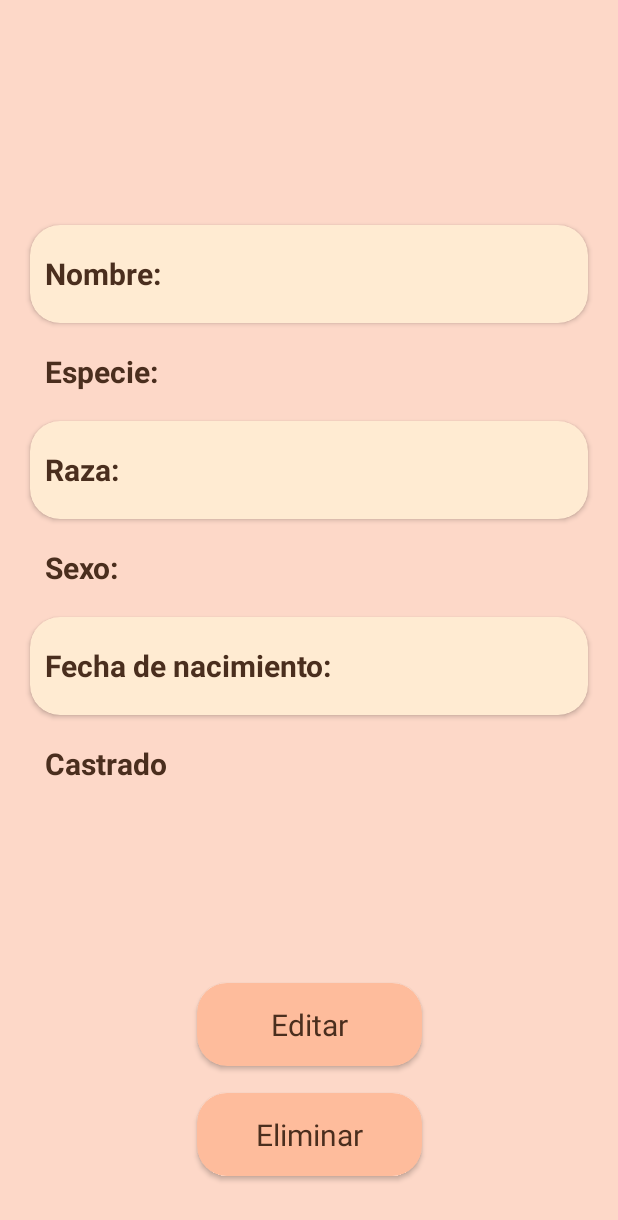
After one commit to LuSarmiento/PatitasAlDia, an Android app: the DetalleMascotaActivity screen opened directly, with no data from a screen before it, on a phone screen of 412 x 824 dp. The commit adds this screen. Shown: the top 1220 px of the screen. Run offline under Robolectric (Android 15) with nearby library versions, the phone set to English and light mode, and no system bars; our stand-ins replace Room's generated code; libraries missing offline, so code that uses them is left out: androidx.room.util.

Commit message:
misMascotas

```diff
--- a/app/build.gradle.kts
+++ b/app/build.gradle.kts
@@ -1,6 +1,8 @@
 plugins {
     alias(libs.plugins.android.application)
     alias(libs.plugins.kotlin.android)
+    id("kotlin-kapt")
+    id("kotlin-parcelize")
 }
 
 android {
@@ -45,4 +47,7 @@ dependencies {
     testImplementation(libs.junit)
     androidTestImplementation(libs.androidx.junit)
     androidTestImplementation(libs.androidx.espresso.core)
+    implementation("androidx.room:room-runtime:2.6.1")
+    implementation("androidx.room:room-ktx:2.6.1")
+    kapt("androidx.room:room-compiler:2.6.1")
 }
--- a/app/src/main/AndroidManifest.xml
+++ b/app/src/main/AndroidManifest.xml
@@ -12,6 +12,9 @@
         android:supportsRtl="true"
         android:theme="@style/Theme.PatitasAlDia"
         tools:targetApi="31">
+        <activity
+            android:name=".mismascotas.DetalleMascotaActivity"
+            android:exported="false" />
         <activity
             android:name=".mismascotas.agregarmascota.AgregarMascotaActivity"
             android:exported="false" />
--- a/app/src/main/java/com/lu/patitasaldia/MenuActivity.kt
+++ b/app/src/main/java/com/lu/patitasaldia/MenuActivity.kt
@@ -24,7 +24,6 @@ class MenuActivity : AppCompatActivity() {
         val cvMisMascotas = findViewById<CardView>(R.id.cvMisMascotas)
         val cvHistorialMedico = findViewById<CardView>(R.id.cvHistorialMedico)
 
-
         cvMisMascotas.setOnClickListener { navigateToMisMascotas() }
         cvHistorialMedico.setOnClickListener { navigateToHistorialMedico() }
     }
--- /dev/null
+++ b/app/src/main/java/com/lu/patitasaldia/mismascotas/DetalleMascotaActivity.kt
@@ -0,0 +1,116 @@
+package com.lu.patitasaldia.mismascotas
+
+import android.content.Intent
+import android.os.Bundle
+import android.widget.TextView
+import androidx.activity.enableEdgeToEdge
+import androidx.appcompat.app.AlertDialog
+import androidx.appcompat.app.AppCompatActivity
+import androidx.cardview.widget.CardView
+import androidx.core.view.ViewCompat
+import androidx.core.view.WindowInsetsCompat
+import androidx.lifecycle.lifecycleScope
+import androidx.room.util.findColumnIndexBySuffix
+import com.lu.patitasaldia.R
+import com.lu.patitasaldia.mismascotas.agregarmascota.AgregarMascotaActivity
+import kotlinx.coroutines.launch
+
+class DetalleMascotaActivity : AppCompatActivity() {
+
+    private lateinit var tvNombreTitulo: TextView
+    private lateinit var tvNombre: TextView
+    private lateinit var tvEspecie: TextView
+    private lateinit var tvRaza: TextView
+    private lateinit var tvSexo: TextView
+    private lateinit var tvNacimiento: TextView
+    private lateinit var tvCastrado: TextView
+
+    private var mascota: Mascota? = null
+
+    private lateinit var cvEditar: CardView
+    private lateinit var cvEliminar: CardView
+
+
+    override fun onCreate(savedInstanceState: Bundle?) {
+        super.onCreate(savedInstanceState)
+        enableEdgeToEdge()
+        setContentView(R.layout.activity_detalle_mascota)
+        ViewCompat.setOnApplyWindowInsetsListener(findViewById(R.id.main)) { v, insets ->
+            val systemBars = insets.getInsets(WindowInsetsCompat.Type.systemBars())
+            v.setPadding(systemBars.left, systemBars.top, systemBars.right, systemBars.bottom)
+            insets
+        }
+        initComponents()
+
+        val idMascota = intent.getIntExtra("idMascota", -1)
+
+        if (idMascota != -1) {
+            val db = AppDatabase.getDatabase(this)
+            val mascotaDao = db.mascotaDao()
+
+            lifecycleScope.launch {
+                mascota = mascotaDao.obtenerPorId(idMascota)
+                mascota?.let {
+                    tvNombreTitulo.text = it.nombre
+                    tvNombre.text = it.nombre
+                    tvEspecie.text = it.especie
+                    tvRaza.text = it.raza
+                    tvSexo.text = it.sexo
+                    tvNacimiento.text = it.fechaNacimiento
+                    tvCastrado.text = if (it.castrado) "Sí" else "No"
+
+                    initListeners(mascotaDao)
+                }
+            }
+        }
+
+    }
+
+    private fun initListeners(mascotaDao: MascotaDao) {
+        cvEliminar.setOnClickListener {
+
+            mascota?.let { mascotaSeleccionada ->
+                AlertDialog.Builder(this)
+                    .setTitle("¿Eliminar mascota?")
+                    .setMessage("¿Estás segura de que querés eliminar a ${mascotaSeleccionada.nombre}? Esta acción no se puede deshacer.")
+                    .setPositiveButton("Eliminar") { _, _ ->
+                        lifecycleScope.launch {
+                            mascotaDao.eliminarMascota(mascotaSeleccionada)
+                            finish()
+                        }
+                    }
+                    .setNegativeButton("Cancelar", null)
+                    .show()
+            }
+
+        //            mascota?.let {
+//                lifecycleScope.launch {
+//                    mascotaDao.eliminarMascota(it)
+//                    finish()
+//                }
+//            }
+        }
+        cvEditar.setOnClickListener {
+            mascota?.let {
+                val intent = Intent(this, AgregarMascotaActivity::class.java)
+                intent.putExtra("idMascota", it.id)
+                startActivity(intent)
+                finish()
+            }
+        }
+    }
+
+    private fun initComponents() {
+        tvNombreTitulo = findViewById(R.id.tvNombreTitulo)
+        tvNombre = findViewById(R.id.tvNombre)
+        tvEspecie = findViewById(R.id.tvEspecie)
+        tvRaza = findViewById(R.id.tvRaza)
+        tvSexo = findViewById(R.id.tvSexo)
+        tvNacimiento = findViewById(R.id.tvFechaNacimiento)
+        tvCastrado = findViewById(R.id.tvCastrado)
+
+        cvEditar = findViewById(R.id.cvEditar)
+        cvEliminar = findViewById(R.id.cvEliminar)
+    }
+
+}
--- /dev/null
+++ b/app/src/main/java/com/lu/patitasaldia/mismascotas/MascotaDao.kt
@@ -0,0 +1,24 @@
+package com.lu.patitasaldia.mismascotas
+
+import androidx.room.*
+import com.lu.patitasaldia.mismascotas.Mascota
+
+@Dao
+interface MascotaDao {
+
+    @Insert
+    suspend fun insertarMascota(mascota: Mascota)
+
+    @Query("SELECT * FROM mascotas")
+    suspend fun obtenerTodas(): List<Mascota>
+
+    @Query("SELECT * FROM mascotas WHERE id = :id")
+    suspend fun obtenerPorId(id: Int): Mascota?
+
+    @Delete
+    suspend fun eliminarMascota(mascota: Mascota)
+
+    @Update
+    suspend fun actualizar(mascota: Mascota)
+
+}
--- a/app/src/main/res/layout/activity_agregar_mascota.xml
+++ b/app/src/main/res/layout/activity_agregar_mascota.xml
@@ -176,7 +176,7 @@
             android:id="@+id/cbCastrado"
             android:layout_width="match_parent"
             android:layout_height="wrap_content"
-            android:text="@string/castrated"
+            android:text="@string/castrated_select"
             android:layout_marginTop="15dp"
             android:layout_marginBottom="4dp"
             android:textColor="@color/patitas_text_color"
--- /dev/null
+++ b/app/src/main/res/layout/activity_detalle_mascota.xml
@@ -0,0 +1,278 @@
+<?xml version="1.0" encoding="utf-8"?>
+<androidx.constraintlayout.widget.ConstraintLayout xmlns:android="http://schemas.android.com/apk/res/android"
+    xmlns:app="http://schemas.android.com/apk/res-auto"
+    xmlns:tools="http://schemas.android.com/tools"
+    android:id="@+id/main"
+    android:layout_width="match_parent"
+    android:layout_height="match_parent"
+    android:background="@color/patitas_background"
+    tools:context=".mismascotas.DetalleMascotaActivity">
+
+
+    <TextView
+        android:id="@+id/tvNombreTitulo"
+        android:layout_width="match_parent"
+        android:layout_height="80dp"
+        android:layout_marginTop="50dp"
+        android:gravity="center"
+        android:textAllCaps="true"
+        tools:text="nombre"
+        android:textColor="@color/patitas_text_color"
+        android:textSize="45sp"
+        app:layout_constraintEnd_toEndOf="parent"
+        app:layout_constraintStart_toStartOf="parent"
+        app:layout_constraintTop_toTopOf="parent" />
+
+    <androidx.cardview.widget.CardView
+        android:id="@+id/cvDetalleNombre"
+        android:layout_width="match_parent"
+        android:layout_height="65dp"
+        android:layout_marginHorizontal="20dp"
+        android:layout_marginTop="20dp"
+        app:cardBackgroundColor="@color/patitas_component"
+        app:cardCornerRadius="20dp"
+        app:layout_constraintEnd_toEndOf="parent"
+        app:layout_constraintStart_toStartOf="parent"
+        app:layout_constraintTop_toBottomOf="@+id/tvNombreTitulo">
+
+        <androidx.appcompat.widget.LinearLayoutCompat
+            android:layout_width="match_parent"
+            android:layout_height="65dp"
+            android:layout_marginHorizontal="10dp"
+            android:orientation="horizontal">
+
+            <TextView
+                android:layout_width="wrap_content"
+                android:layout_height="65dp"
+                android:gravity="center_vertical"
+                android:text="@string/name"
+                android:textColor="@color/patitas_text_color"
+                android:textSize="20sp"
+                android:textStyle="bold" />
+
+            <TextView
+                android:id="@+id/tvNombre"
+                android:layout_width="wrap_content"
+                android:layout_height="65dp"
+                android:layout_marginStart="8dp"
+                android:gravity="center_vertical"
+                tools:text="nombre"
+                android:textColor="@color/patitas_text_color"
+                android:textSize="20sp" />
+
+        </androidx.appcompat.widget.LinearLayoutCompat>
+
+    </androidx.cardview.widget.CardView>
+
+    <androidx.appcompat.widget.LinearLayoutCompat
+        android:id="@+id/lyDetalleEspecie"
+        android:layout_width="match_parent"
+        android:layout_height="65dp"
+        android:layout_marginHorizontal="30dp"
+        android:orientation="horizontal"
+        app:layout_constraintTop_toBottomOf="@+id/cvDetalleNombre">
+
+        <TextView
+            android:layout_width="wrap_content"
+            android:layout_height="65dp"
+            android:gravity="center_vertical"
+            android:text="@string/species"
+            android:textColor="@color/patitas_text_color"
+            android:textSize="20sp"
+            android:textStyle="bold" />
+
+        <TextView
+            android:id="@+id/tvEspecie"
+            android:layout_width="wrap_content"
+            android:layout_height="65dp"
+            android:layout_marginStart="8dp"
+            android:gravity="center_vertical"
+            tools:text="especie"
+            android:textColor="@color/patitas_text_color"
+            android:textSize="20sp" />
+
+    </androidx.appcompat.widget.LinearLayoutCompat>
+
+    <androidx.cardview.widget.CardView
+        android:id="@+id/cvDetalleRaza"
+        android:layout_width="match_parent"
+        android:layout_height="65dp"
+        android:layout_marginHorizontal="20dp"
+        app:cardBackgroundColor="@color/patitas_component"
+        app:cardCornerRadius="20dp"
+        app:layout_constraintEnd_toEndOf="parent"
+        app:layout_constraintStart_toStartOf="parent"
+        app:layout_constraintTop_toBottomOf="@+id/lyDetalleEspecie">
+
+        <androidx.appcompat.widget.LinearLayoutCompat
+            android:layout_width="match_parent"
+            android:layout_height="65dp"
+            android:layout_marginHorizontal="10dp"
+            android:orientation="horizontal">
+
+            <TextView
+                android:layout_width="wrap_content"
+                android:layout_height="65dp"
+                android:gravity="center_vertical"
+                android:text="@string/race"
+                android:textColor="@color/patitas_text_color"
+                android:textSize="20sp"
+                android:textStyle="bold" />
+
+            <TextView
+                android:id="@+id/tvRaza"
+                android:layout_width="wrap_content"
+                android:layout_height="65dp"
+                android:layout_marginStart="8dp"
+                android:gravity="center_vertical"
+                tools:text="raza"
+                android:textColor="@color/patitas_text_color"
+                android:textSize="20sp" />
+
+        </androidx.appcompat.widget.LinearLayoutCompat>
+
+    </androidx.cardview.widget.CardView>
+
+    <androidx.appcompat.widget.LinearLayoutCompat
+        android:id="@+id/lyDetalleSexo"
+        android:layout_width="match_parent"
+        android:layout_height="65dp"
+        android:layout_marginHorizontal="30dp"
+        android:orientation="horizontal"
+        app:layout_constraintTop_toBottomOf="@+id/cvDetalleRaza">
+
+        <TextView
+            android:layout_width="wrap_content"
+            android:layout_height="65dp"
+            android:gravity="center_vertical"
+            android:text="@string/sex"
+            android:textColor="@color/patitas_text_color"
+            android:textSize="20sp"
+            android:textStyle="bold" />
+
+        <TextView
+            android:id="@+id/tvSexo"
+            android:layout_width="wrap_content"
+            android:layout_height="65dp"
+            android:layout_marginStart="8dp"
+            android:gravity="center_vertical"
+            tools:text="sexo"
+            android:textColor="@color/patitas_text_color"
+            android:textSize="20sp" />
+
+    </androidx.appcompat.widget.LinearLayoutCompat>
+
+    <androidx.cardview.widget.CardView
+        android:id="@+id/cvDetalleFechaNacimiento"
+        android:layout_width="match_parent"
+        android:layout_height="65dp"
+        android:layout_marginHorizontal="20dp"
+        app:cardBackgroundColor="@color/patitas_component"
+        app:cardCornerRadius="20dp"
+        app:layout_constraintEnd_toEndOf="parent"
+        app:layout_constraintStart_toStartOf="parent"
+        app:layout_constraintTop_toBottomOf="@+id/lyDetalleSexo">
+
+        <androidx.appcompat.widget.LinearLayoutCompat
+            android:layout_width="match_parent"
+            android:layout_height="65dp"
+            android:layout_marginHorizontal="10dp"
+            android:orientation="horizontal"
+            app:layout_constraintTop_toBottomOf="@+id/lySexo">
+
+            <TextView
+                android:layout_width="wrap_content"
+                android:layout_height="65dp"
+                android:gravity="center_vertical"
+                android:text="@string/birthday"
+                android:textColor="@color/patitas_text_color"
+                android:textSize="20sp"
+                android:textStyle="bold" />
+
+            <TextView
+                android:id="@+id/tvFechaNacimiento"
+                android:layout_width="wrap_content"
+                android:layout_height="65dp"
+                android:layout_marginStart="8dp"
+                android:gravity="center_vertical"
+                tools:text="01/01/2021"
+                android:textColor="@color/patitas_text_color"
+                android:textSize="20sp" />
+
+        </androidx.appcompat.widget.LinearLayoutCompat>
+
+    </androidx.cardview.widget.CardView>
+
+    <androidx.appcompat.widget.LinearLayoutCompat
+        android:id="@+id/lyDetalleCastrado"
+        android:layout_width="match_parent"
+        android:layout_height="65dp"
+        android:layout_marginHorizontal="30dp"
+        android:orientation="horizontal"
+        app:layout_constraintTop_toBottomOf="@+id/cvDetalleFechaNacimiento">
+
+        <TextView
+            android:layout_width="wrap_content"
+            android:layout_height="65dp"
+            android:gravity="center_vertical"
+            android:text="@string/castrated_select"
+            android:textColor="@color/patitas_text_color"
+            android:textSize="20sp"
+            android:textStyle="bold" />
+
+        <TextView
+            android:id="@+id/tvCastrado"
+            android:layout_width="wrap_content"
+            android:layout_height="65dp"
+            android:layout_marginStart="8dp"
+            android:gravity="center_vertical"
+            tools:text="si/no"
+            android:textColor="@color/patitas_text_color"
+            android:textSize="20sp" />
+
+    </androidx.appcompat.widget.LinearLayoutCompat>
+
+    <androidx.cardview.widget.CardView
+        android:id="@+id/cvEditar"
+        android:layout_width="150dp"
+        android:layout_height="55dp"
+        android:layout_gravity="center"
+        app:layout_constraintStart_toStartOf="parent"
+        app:layout_constraintEnd_toEndOf="parent"
+        app:layout_constraintBottom_toTopOf="@+id/cvEliminar"
+        android:layout_marginBottom="18dp"
+        app:cardBackgroundColor="@color/patitas_rosa"
+        app:cardCornerRadius="20dp">
+        <TextView
+            android:layout_width="match_parent"
+            android:layout_height="match_parent"
+            android:gravity="center"
+            android:text="@string/edit"
+            android:textColor="@color/patitas_text_color"
+            android:textSize="20sp" />
+
+    </androidx.cardview.widget.CardView>
+
+    <androidx.cardview.widget.CardView
+        android:id="@+id/cvEliminar"
+        android:layout_width="150dp"
+        android:layout_height="55dp"
+        android:layout_gravity="center"
+        app:layout_constraintStart_toStartOf="parent"
+        app:layout_constraintEnd_toEndOf="parent"
+        app:layout_constraintBottom_toBottomOf="parent"
+        android:layout_marginBottom="40dp"
+        app:cardBackgroundColor="@color/patitas_rosa"
+        app:cardCornerRadius="20dp">
+        <TextView
+            android:layout_width="match_parent"
+            android:layout_height="match_parent"
+            android:gravity="center"
+            android:text="@string/delete"
+            android:textColor="@color/patitas_text_color"
+            android:textSize="20sp" />
+
+    </androidx.cardview.widget.CardView>
+
+
+</androidx.constraintlayout.widget.ConstraintLayout>
--- a/app/src/main/res/values/strings.xml
+++ b/app/src/main/res/values/strings.xml
@@ -6,16 +6,17 @@
     <string name="calendar">Calendario</string>
     <string name="history">Hisorial médico</string>
     <string name="addPet">Agregar mascota</string>
-    <string name="name">Nombre</string>
-    <string name="species">Especie</string>
-    <string name="dog">Perro</string>
-    <string name="cat">Gato</string>
-    <string name="race">Raza</string>
-    <string name="sex">Sexo</string>
+    <string name="name">Nombre: </string>
+    <string name="species">Especie: </string>
+    <string name="race">Raza: </string>
+    <string name="sex">Sexo: </string>
     <string name="female">Femenino</string>
     <string name="male">Masculino</string>
-    <string name="birthday">Fecha de nacimiento</string>
-    <string name="castrated">Castrado</string>
+    <string name="birthday">Fecha de nacimiento: </string>
+    <string name="castrated_select">Castrado</string>
+    <string name="castrated_answer">Castrado: </string>
+    <string name="edit">Editar</string>
+    <string name="delete">Eliminar</string>
     <string name="save">Guardar</string>
 
 
```
Also changed, not shown: app/src/main/java/com/lu/patitasaldia/mismascotas/AppDatabase.kt (added, +30 -0 lines), app/src/main/java/com/lu/patitasaldia/mismascotas/Mascota.kt (added, +19 -0 lines), app/src/main/java/com/lu/patitasaldia/mismascotas/MascotasAdapter.kt (+13 -5 lines), app/src/main/java/com/lu/patitasaldia/mismascotas/MascotasViewHolder.kt (+7 -3 lines), app/src/main/java/com/lu/patitasaldia/mismascotas/MisMascotasActivity.kt (+17 -20 lines), app/src/main/java/com/lu/patitasaldia/mismascotas/agregarmascota/AgregarMascotaActivity.kt (+59 -23 lines), app/src/main/java/com/lu/patitasaldia/mismascotas/agregarmascota/Mascota.kt (deleted, +0 -10 lines).
